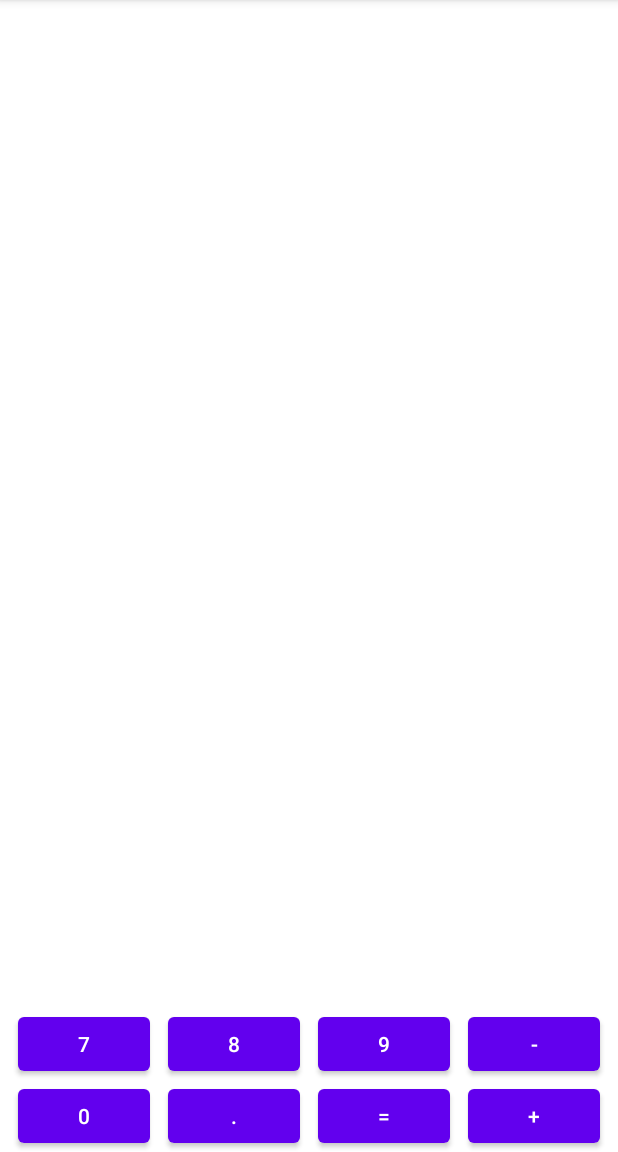
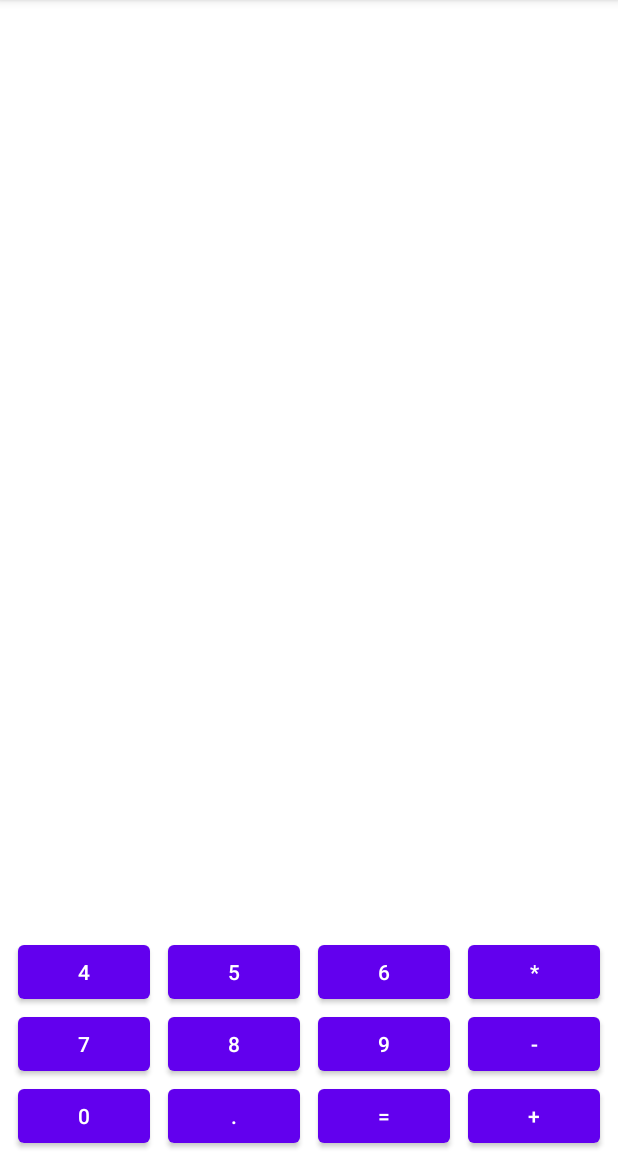
Before and after one commit to AleksTereh/calc1, an Android app: the screen it shows after launch (MainActivity), on a phone screen of 412 x 824 dp, the part 84-1236 px from its top. Run offline under Robolectric (Android 15) with nearby library versions, the phone set to English and light mode, and no system bars.

Commit message:
btn4,5,6,multiplication

```diff
--- a/app/src/main/res/layout/activity_main.xml
+++ b/app/src/main/res/layout/activity_main.xml
@@ -99,6 +99,42 @@
             app:layout_constraintEnd_toEndOf="parent"
             app:layout_constraintStart_toEndOf="@+id/btn9" />
 
+        <Button
+            android:id="@+id/btn4"
+            android:layout_width="wrap_content"
+            android:layout_height="wrap_content"
+            android:text="@string/_4"
+            app:layout_constraintBottom_toTopOf="@+id/btn7"
+            app:layout_constraintEnd_toStartOf="@+id/btn5"
+            app:layout_constraintStart_toStartOf="parent" />
+
+        <Button
+            android:id="@+id/btn5"
+            android:layout_width="wrap_content"
+            android:layout_height="wrap_content"
+            android:text="@string/_5"
+            app:layout_constraintBottom_toTopOf="@+id/btn8"
+            app:layout_constraintEnd_toStartOf="@+id/btn6"
+            app:layout_constraintStart_toEndOf="@+id/btn4" />
+
+        <Button
+            android:id="@+id/btn6"
+            android:layout_width="wrap_content"
+            android:layout_height="wrap_content"
+            android:text="@string/_6"
+            app:layout_constraintBottom_toTopOf="@+id/btn9"
+            app:layout_constraintEnd_toStartOf="@+id/btnMultiplication"
+            app:layout_constraintStart_toEndOf="@+id/btn5" />
+
+        <Button
+            android:id="@+id/btnMultiplication"
+            android:layout_width="wrap_content"
+            android:layout_height="wrap_content"
+            android:text="@string/multiplication"
+            app:layout_constraintBottom_toTopOf="@+id/btnSubtraction"
+            app:layout_constraintEnd_toEndOf="parent"
+            app:layout_constraintStart_toEndOf="@+id/btn6" />
+
     </androidx.constraintlayout.widget.ConstraintLayout>
 
 </androidx.constraintlayout.widget.ConstraintLayout>
--- a/app/src/main/res/values/strings.xml
+++ b/app/src/main/res/values/strings.xml
@@ -8,4 +8,8 @@
     <string name="_8">8</string>
     <string name="_9">9</string>
     <string name="subtraction">-</string>
+    <string name="_4">4</string>
+    <string name="_5">5</string>
+    <string name="_6">6</string>
+    <string name="multiplication">*</string>
 </resources>
```
